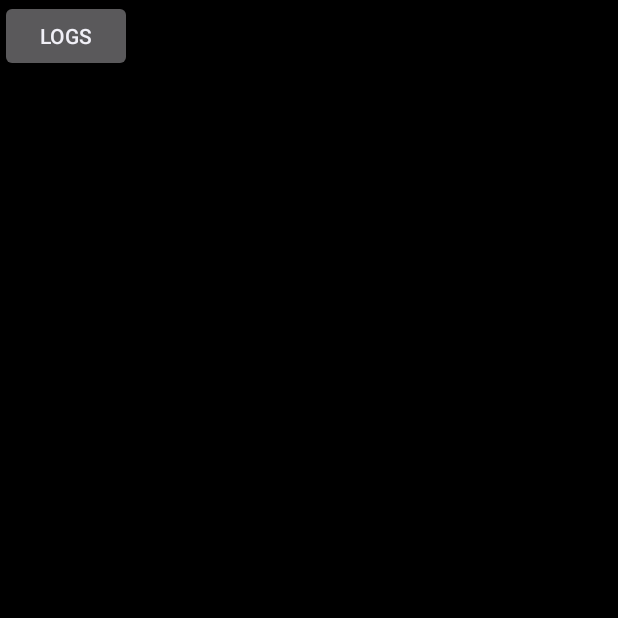
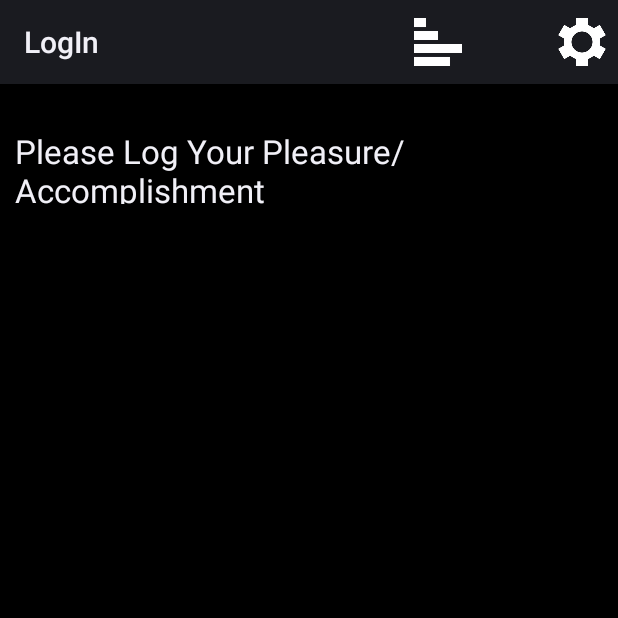
Before and after one commit to stevezhanggeek/LogIn, an Android app: the screen it shows after launch (MainActivity), on a phone screen of 412 x 824 dp, the top half of it. Run offline under Robolectric (Android 15) with nearby library versions, the phone set to English and light mode, and no system bars; libraries missing offline, so code that uses them is left out: com.nineoldandroids.animation; 43 statements that could not run were skipped.

Commit message:
Add Setting and ActionBar

```diff
--- a/app/src/main/java/com/LogIn/CalendarViewDepression.java
+++ b/app/src/main/java/com/LogIn/CalendarViewDepression.java
@@ -77,10 +77,11 @@ public class CalendarViewDepression extends View {
             for (ParseObject object : m_valueList) {
                 String type = object.getString("type");
                 int value = object.getInt("value");
-                int startX = (value - 1) * (width - text_width) / 10;
+                int startX = 0;
                 if (type.equals("Pleasure")) {
                     startX += (width + text_width) / 2;
                 }
+                int endX = startX + value * (width - text_width) / 10;
 
                 Date time = object.getDate("time");
                 Calendar cal = Calendar.getInstance();
@@ -95,7 +96,7 @@ public class CalendarViewDepression extends View {
 
                     int startY = hour_vertical_interval + (int) ((hour - Utility.hour_start + (double) minute / 60) * hour_vertical_interval);
                     paint.setColor(Utility.convertDepressionValueToColor(value));
-                    RectF rf = new RectF(startX, startY, startX + (width - text_width) / 10 - 5, startY + 20);
+                    RectF rf = new RectF(startX, startY, endX, startY + 20);
                     canvas.drawRoundRect(rf, 15, 15, paint);
                 }
             }
--- a/app/src/main/res/layout/input_depression.xml
+++ b/app/src/main/res/layout/input_depression.xml
@@ -7,25 +7,16 @@
     android:background="#000000"
     android:id="@+id/test">
 
-    <Button
-        android:layout_width="wrap_content"
-        android:layout_height="wrap_content"
-        android:text="Logs"
-        android:id="@+id/button_viz"
-        android:layout_alignParentTop="true"
-        android:layout_alignParentStart="true"
-        android:onClick="openVisualization" />
-
     <TextView
         android:layout_width="wrap_content"
         android:layout_height="50dp"
         android:textAppearance="?android:attr/textAppearanceLarge"
         android:id="@+id/textView"
         android:layout_centerHorizontal="true"
-        android:layout_below="@+id/button_viz"
         android:fontFamily="sans-serif"
         android:layout_marginLeft="10dp"
-        android:layout_marginRight="10dp" />
+        android:layout_marginRight="10dp"
+        android:layout_marginTop="30dp" />
 
     <net.frakbot.glowpadbackport.GlowPadView
         android:id="@+id/incomingCallWidget"
@@ -45,4 +36,5 @@
         app:pointDrawable="@drawable/glow_dot"
         android:layout_below="@+id/textView" />
 
+
 </RelativeLayout>
--- a/app/src/main/res/layout/rate_alert.xml
+++ b/app/src/main/res/layout/rate_alert.xml
@@ -51,7 +51,7 @@
     <Button
         android:layout_width="wrap_content"
         android:layout_height="wrap_content"
-        android:text="Submit My Rating"
+        android:text="Submit"
         android:id="@+id/button"
         android:layout_gravity="center_horizontal"
         android:layout_marginTop="40dp" />
--- /dev/null
+++ b/app/src/main/res/menu/input.xml
@@ -0,0 +1,15 @@
+<menu xmlns:android="http://schemas.android.com/apk/res/android"
+    android:layout_height="wrap_content"
+    android:layout_width="match_parent">
+    <item android:id="@+id/action_visualization"
+        android:icon="@drawable/viz_icon"
+        android:title="Data"
+        android:showAsAction="ifRoom" />
+    <item android:id="@+id/space"
+        android:title=" "
+        android:showAsAction="ifRoom" />
+    <item android:id="@+id/action_settings"
+        android:icon="@drawable/setting_icon"
+        android:title="Setting"
+        android:showAsAction="ifRoom" />
+</menu>
```
Also changed, not shown: app/src/main/AndroidManifest.xml (+13 -2 lines), app/src/main/java/com/LogIn/MainActivity.java (+50 -10 lines), app/src/main/java/com/LogIn/Setting.java (added, +14 -0 lines), app/src/main/res/layout/input_mood.xml (+0 -9 lines), app/src/main/res/layout/input_sleepiness.xml (+0 -9 lines), app/src/main/res/layout/setting.xml (added, +34 -0 lines), app/src/main/res/drawable/setting_icon.png (added), app/src/main/res/drawable/viz_icon.png (added).
